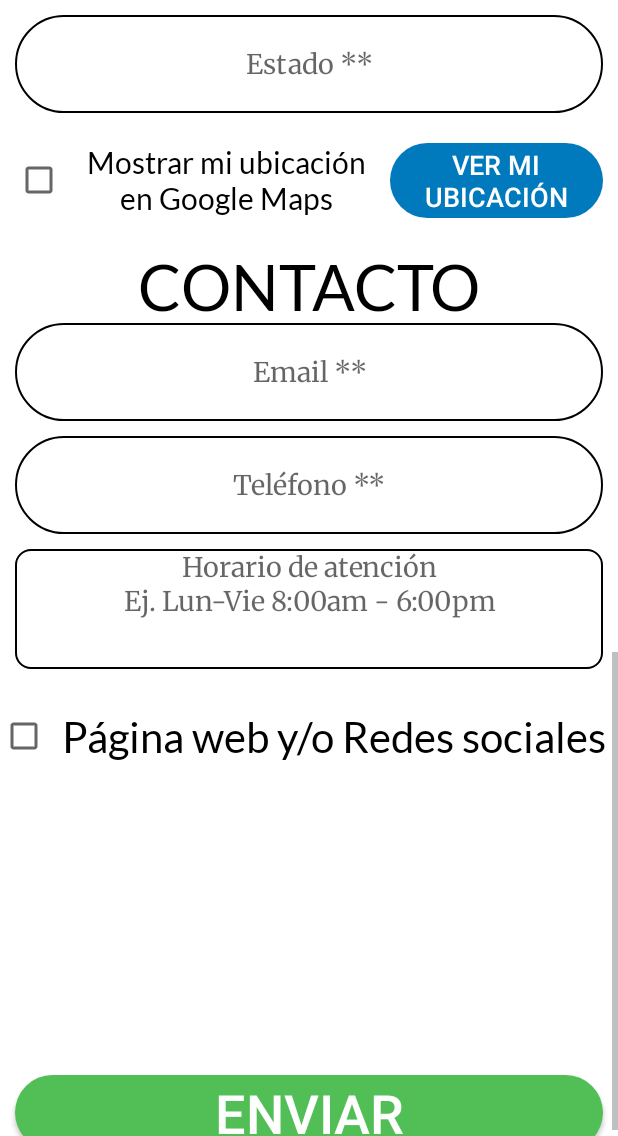
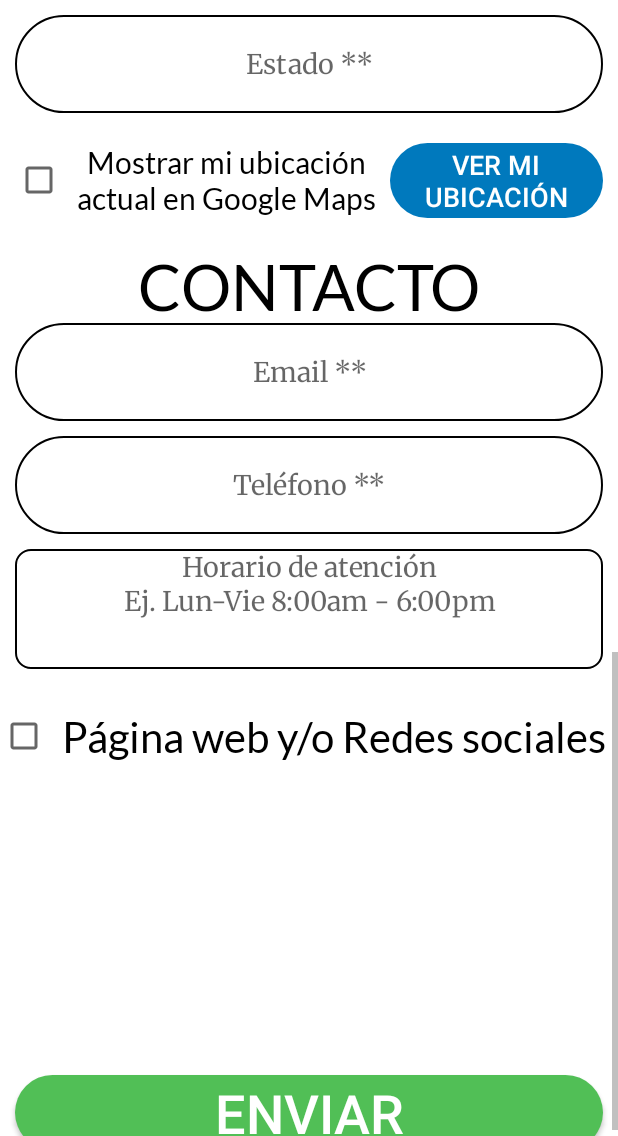
Before and after one commit to itzvargas/DirectorioComercial, an Android app: the fragment insNegocio shown on its own in the app's theme, scrolled down 1074 dp, on a phone screen of 412 x 824 dp, the part 100-1236 px from its top. Run offline under Robolectric (Android 15) with nearby library versions, the phone set to English and light mode, and no system bars; our stand-ins replace Volley; network calls fail; pictures from the network do not load; 1 statement that could not run was skipped.

Commit message:
Mostrar ubicacion en Google Maps.

```diff
--- a/app/src/main/res/layout/activity_editar_negocio.xml
+++ b/app/src/main/res/layout/activity_editar_negocio.xml
@@ -328,7 +328,7 @@
         android:layout_marginStart="10dp"
         android:layout_marginTop="20dp"
         android:fontFamily="@font/lato"
-        android:text="Mostrar mi ubicación\nen Google Maps"
+        android:text="Mostrar mi ubicación\nactual en Google Maps"
         android:textAlignment="center"
         app:autoSizeMaxTextSize="100sp"
         app:autoSizeMinTextSize="12sp"
--- a/app/src/main/res/layout/fragment_ins_negocio.xml
+++ b/app/src/main/res/layout/fragment_ins_negocio.xml
@@ -331,7 +331,7 @@
         android:layout_marginStart="10dp"
         android:layout_marginTop="20dp"
         android:fontFamily="@font/lato"
-        android:text="Mostrar mi ubicación\nen Google Maps"
+        android:text="Mostrar mi ubicación\nactual en Google Maps"
         android:textAlignment="center"
         app:autoSizeMaxTextSize="100sp"
         app:autoSizeMinTextSize="12sp"
```
Also changed, not shown: app/src/main/java/com/example/directoriocomercial/EditarNegocio.java (+15 -9 lines).
